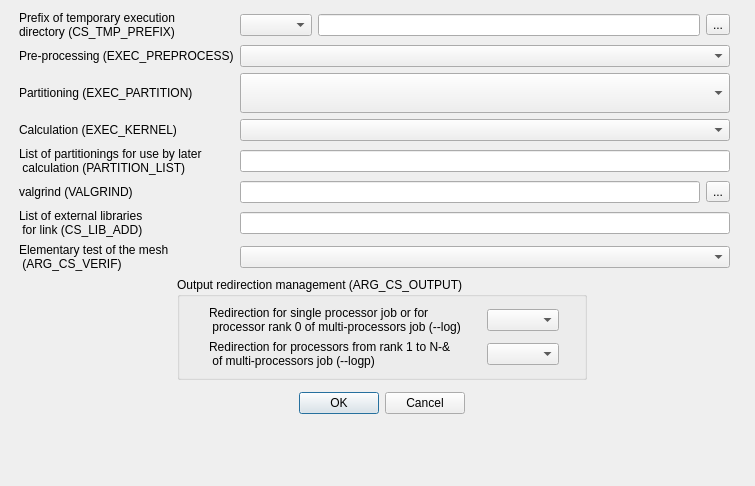
The window that gui/Pages/BatchRunningAdvancedOptionsDialogForm.ui (code-saturne/code_saturne) describes before a commit, drawn with Qt 5.
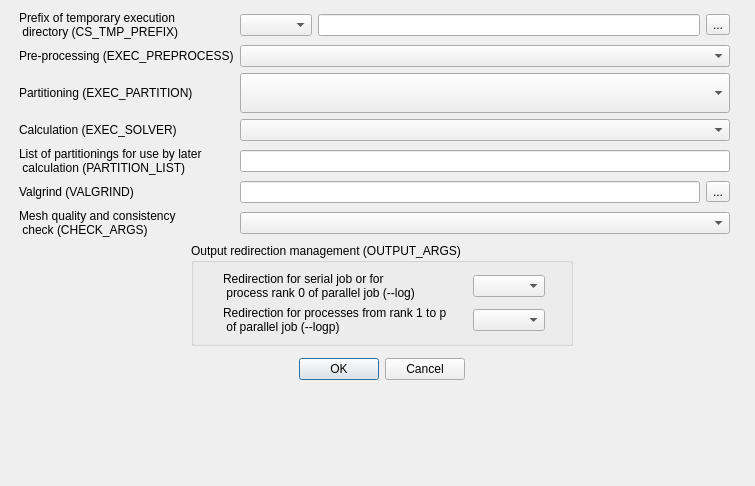
The same window after the commit.

What changed in the file:
```diff
--- a/gui/Pages/BatchRunningAdvancedOptionsDialogForm.ui
+++ b/gui/Pages/BatchRunningAdvancedOptionsDialogForm.ui
@@ -32,7 +32,7 @@
       <widget class="QLabel" name="label" >
        <property name="text" >
         <string>Prefix of temporary execution
-directory (CS_TMP_PREFIX)</string>
+ directory (CS_TMP_PREFIX)</string>
        </property>
       </widget>
      </item>
@@ -85,7 +85,7 @@
      <item row="3" column="0" >
       <widget class="QLabel" name="label_4" >
        <property name="text" >
-        <string>Calculation (EXEC_KERNEL)</string>
+        <string>Calculation (EXEC_SOLVER)</string>
        </property>
       </widget>
      </item>
@@ -106,7 +106,7 @@
      <item row="5" column="0" >
       <widget class="QLabel" name="label_7" >
        <property name="text" >
-        <string>valgrind (VALGRIND)</string>
+        <string>Valgrind (VALGRIND)</string>
        </property>
       </widget>
      </item>
@@ -121,25 +121,14 @@
       </widget>
      </item>
      <item row="6" column="0" >
-      <widget class="QLabel" name="label_8" >
-       <property name="text" >
-        <string>List of external libraries
- for link (CS_LIB_ADD)</string>
-       </property>
-      </widget>
-     </item>
-     <item row="6" column="1" colspan="3" >
-      <widget class="QLineEdit" name="lineEdit_4" />
-     </item>
-     <item row="7" column="0" >
       <widget class="QLabel" name="label_9" >
        <property name="text" >
-        <string>Elementary test of the mesh 
- (ARG_CS_VERIF)</string>
+        <string>Mesh quality and consistency
+ check (CHECK_ARGS)</string>
        </property>
       </widget>
      </item>
-     <item row="7" column="1" colspan="3" >
+     <item row="6" column="1" colspan="3" >
       <widget class="QComboBox" name="comboBox_5" />
      </item>
     </layout>
@@ -175,7 +164,7 @@
      <item>
       <widget class="QGroupBox" name="groupBox" >
        <property name="title" >
-        <string>Output redirection management (ARG_CS_OUTPUT)</string>
+        <string>Output redirection management (OUTPUT_ARGS)</string>
        </property>
        <layout class="QGridLayout" >
         <item row="0" column="0" >
@@ -198,8 +187,8 @@
             <item row="0" column="0" >
              <widget class="QLabel" name="label_10" >
               <property name="text" >
-               <string>Redirection for single processor job or for 
- processor rank 0 of multi-processors job (--log)</string>
+               <string>Redirection for serial job or for 
+ process rank 0 of parallel job (--log)</string>
               </property>
              </widget>
             </item>
@@ -222,8 +211,8 @@
             <item row="1" column="0" >
              <widget class="QLabel" name="label_11" >
               <property name="text" >
-               <string>Redirection for processors from rank 1 to N-&amp; 
- of multi-processors job (--logp)</string>
+               <string>Redirection for processes from rank 1 to p
+ of parallel job (--logp)</string>
               </property>
              </widget>
             </item>
```
